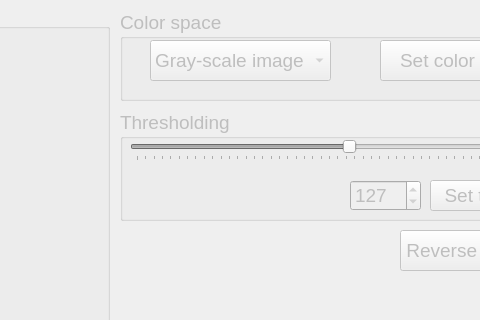
Qt form GUI application/Bacteria_finder_main_window_template.ui (MrSkonr/Bacteria_finder) before a commit; both pictures show x 690 to 1170 and y 0 to 320 of the 1280 by 710 pixel window.
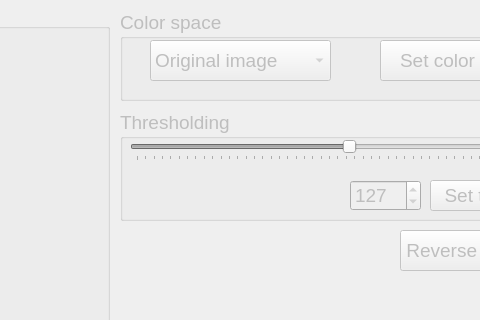
The same form after that commit. Icons and pictures are not drawn.

Commit message: Added switching between channels

Diff of the .ui file:
```diff
--- a/GUI application/Bacteria_finder_main_window_template.ui
+++ b/GUI application/Bacteria_finder_main_window_template.ui
@@ -93,6 +93,11 @@
        <height>41</height>
       </rect>
      </property>
+     <item>
+      <property name="text">
+       <string>Original image</string>
+      </property>
+     </item>
      <item>
       <property name="text">
        <string>Gray-scale image</string>
```
The commit also changes 2 other files.
